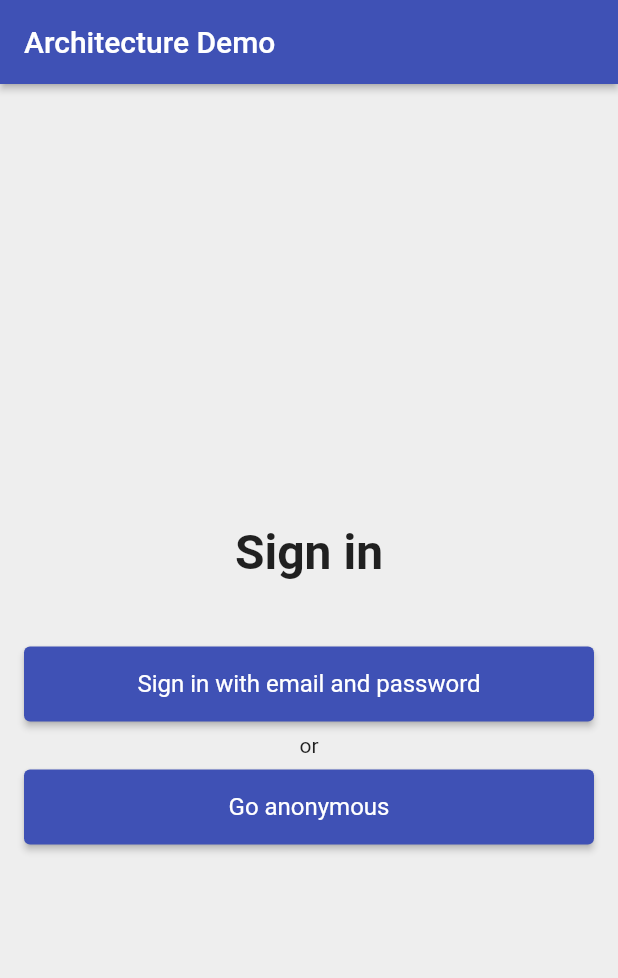
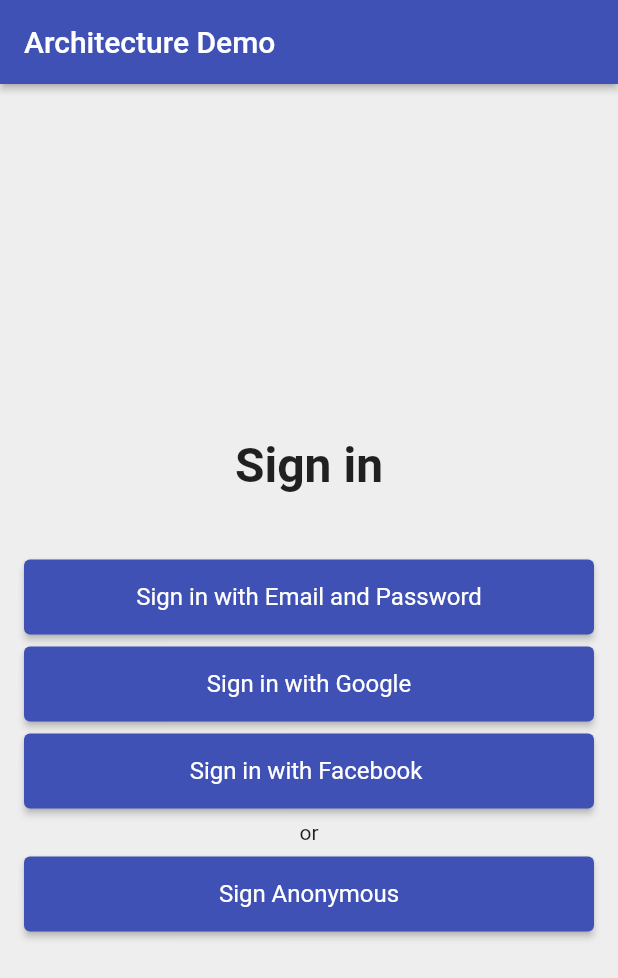
Before and after one commit to rvdrover/flutter-register-login-riverpod, a Flutter app: the screen it shows after launch, on a phone screen of 412 x 824 dp. Shown: the top 978 px of the screen. Run offline on Flutter 3.47's test engine with Material 2 defaults, Android fonts, the phone set to English and light mode, and no system bars; our stand-ins replace firebase_auth, firebase_core, flutter_riverpod; missing offline and left inert: flutter_facebook_auth; accounts and stored records are empty.

Commit message:
facebook login

```diff
--- a/lib/constants/keys.dart
+++ b/lib/constants/keys.dart
@@ -1,8 +1,8 @@
 class Keys {
   static const String emailPassword = 'email-password';
   static const String anonymous = 'anonymous';
-  static const String tabBar = 'tabBar';
-  static const String accountTab = 'accountTab';
+  static const String googleSign = 'googlesign';
+  static const String facebookSign= 'facebooksign';
   static const String logout = 'logout';
   static const String alertDefault = 'alertDefault';
   static const String alertCancel = 'alertCancel';
--- a/lib/constants/strings.dart
+++ b/lib/constants/strings.dart
@@ -12,8 +12,10 @@
   // Sign In Page
   static const String signIn = 'Sign in';
   static const String signInWithEmailPassword =
-      'Sign in with email and password';
-  static const String goAnonymous = 'Go anonymous';
+      'Sign in with Email and Password';
+  static const String signAnonymous = 'Sign Anonymous';
+   static const String signinWithGoogle = 'Sign in with Google';
+    static const String signinWithFacebook = 'Sign in with Facebook ';
   static const String or = 'or';
   static const String signInFailed = 'Sign in failed';
 
--- a/lib/main.dart
+++ b/lib/main.dart
@@ -12,7 +12,10 @@
 Future<void> main() async {
   WidgetsFlutterBinding.ensureInitialized();
   await Firebase.initializeApp();
-  runApp(const ProviderScope(child:MyApp() ,),
+  runApp(
+    const ProviderScope(
+      child: MyApp(),
+    ),
   );
 }
 
@@ -26,11 +29,7 @@
       theme: ThemeData(primarySwatch: Colors.indigo),
       debugShowCheckedModeBanner: false,
       home: AuthWidget(
-        nonSignedInBuilder: (_) => Consumer(
-          builder: (context, ref, _) {
-            return const SignInPage();
-          },
-        ),
+        nonSignedInBuilder: (_) => const SignInPage(),
         signedInBuilder: (_) => const AccountPage(),
       ),
       onGenerateRoute: (settings) =>
--- a/lib/pages/email_password_sign_in_page/email_password_sign_in_model.dart
+++ b/lib/pages/email_password_sign_in_page/email_password_sign_in_model.dart
@@ -10,9 +10,12 @@
 class EmailAndPasswordValidators {
   final TextInputFormatter emailInputFormatter =
       ValidatorInputFormatter(editingValidator: EmailEditingRegexValidator());
+
   final StringValidator emailSubmitValidator = EmailSubmitRegexValidator();
+
   final StringValidator passwordRegisterSubmitValidator =
       MinLengthStringValidator(8);
+
   final StringValidator passwordSignInSubmitValidator =
       NonEmptyStringValidator();
 }
--- a/lib/pages/sign_in_page/sign_in_page.dart
+++ b/lib/pages/sign_in_page/sign_in_page.dart
@@ -47,6 +47,8 @@
 
   static const Key emailPasswordButtonKey = Key(Keys.emailPassword);
   static const Key anonymousButtonKey = Key(Keys.anonymous);
+  static const Key googlesignButtonKey = Key(Keys.googleSign);
+  static const Key facebookSignButtonKey = Key(Keys.facebookSign);
 
   Future<void> _showEmailPasswordSignInPage(BuildContext context) async {
     final navigator = Navigator.of(context);
@@ -107,6 +109,26 @@
                 color: Theme.of(context).primaryColor,
               ),
               const SizedBox(height: 8),
+
+              SignInButton(
+                key: googlesignButtonKey,
+                text: Strings.signinWithGoogle,
+                color: Theme.of(context).primaryColor,
+                textColor: Colors.white,
+                onPressed:
+                    viewModel.isLoading ? null : viewModel.signInWithFacebook,
+              ),
+              const SizedBox(height: 8),
+
+              SignInButton(
+                key: facebookSignButtonKey,
+                text: Strings.signinWithFacebook,
+                color: Theme.of(context).primaryColor,
+                textColor: Colors.white,
+                onPressed:
+                    viewModel.isLoading ? null : viewModel.signInAnonymously,
+              ),
+              const SizedBox(height: 8),
               const Text(
                 Strings.or,
                 style: TextStyle(fontSize: 14.0, color: Colors.black87),
@@ -115,7 +137,7 @@
               const SizedBox(height: 8),
               SignInButton(
                 key: anonymousButtonKey,
-                text: Strings.goAnonymous,
+                text: Strings.signAnonymous,
                 color: Theme.of(context).primaryColor,
                 textColor: Colors.white,
                 onPressed:
--- a/lib/pages/sign_in_page/sign_in_view_model.dart
+++ b/lib/pages/sign_in_page/sign_in_view_model.dart
@@ -2,6 +2,7 @@
 
 import 'package:firebase_auth/firebase_auth.dart';
 import 'package:flutter/foundation.dart';
+import 'package:flutter_facebook_auth/flutter_facebook_auth.dart';
 
 class SignInViewModel with ChangeNotifier {
   SignInViewModel({required this.auth});
@@ -27,4 +28,13 @@
   Future<void> signInAnonymously() async {
     await _signIn(auth.signInAnonymously);
   }
+
+  Future<UserCredential?> signInWithFacebook() async {
+  final LoginResult result = await FacebookAuth.instance.login();
+  if(result.status == LoginStatus.success){
+    final OAuthCredential credential = FacebookAuthProvider.credential(result.accessToken!.token);
+    return await auth.signInWithCredential(credential);
+  }
+  return null;
 }
+}
--- a/lib/providers/top_level_providers.dart
+++ b/lib/providers/top_level_providers.dart
@@ -3,5 +3,7 @@
 final firebaseAuthProvider =
     Provider<FirebaseAuth>((ref) => FirebaseAuth.instance);
 
+
+
 final authStateChangesProvider = StreamProvider<User?>(
     (ref) => ref.watch(firebaseAuthProvider).authStateChanges());
--- a/pubspec.yaml
+++ b/pubspec.yaml
@@ -36,7 +36,8 @@
   cupertino_icons: ^1.0.2
   firebase_auth: ^3.2.0
   flutter_riverpod: ^1.0.0
-  shared_preferences: ^2.0.9
+  flutter_facebook_auth: ^3.5.6
+  google_sign_in: ^5.2.1
 
 dev_dependencies:
   flutter_test:
```
Also changed, not shown: pubspec.lock, 3 other files.
